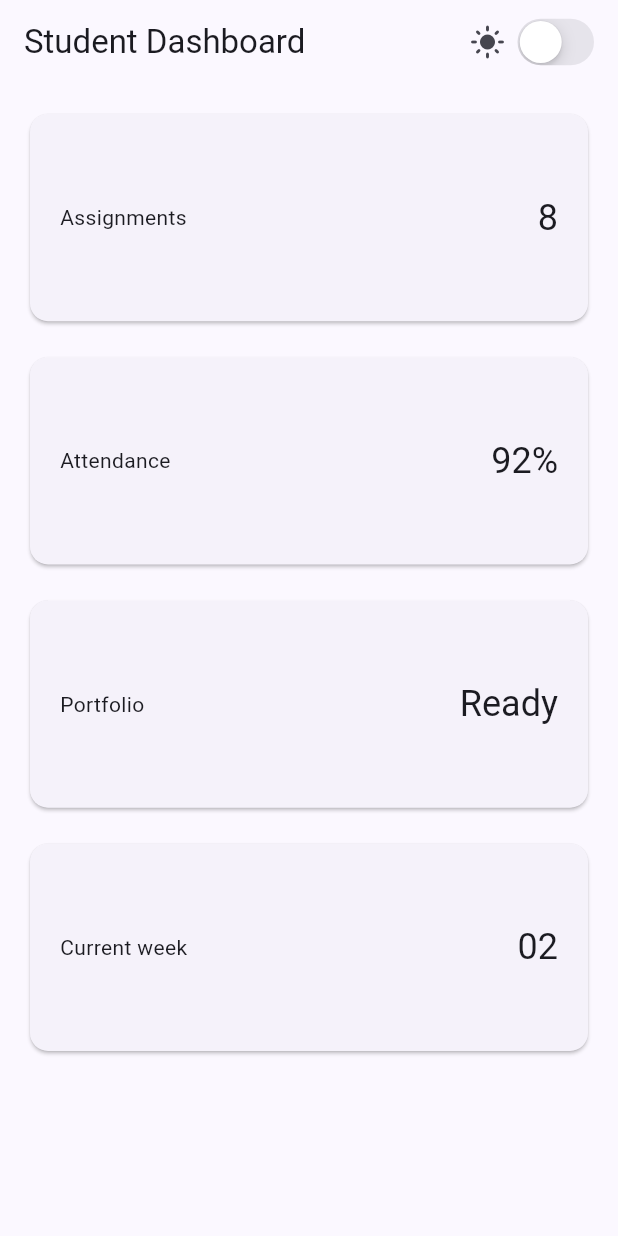
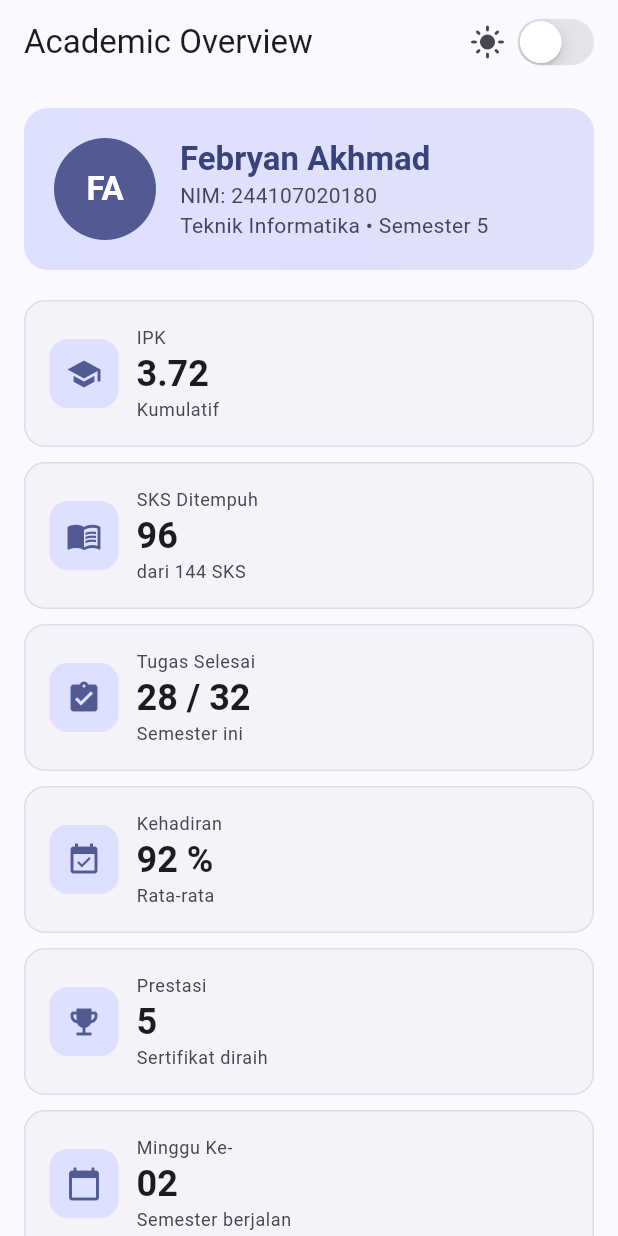
Before and after one commit to FebryanAkt/febryan-mobile-course, a Flutter app: the screen it shows after launch, on a phone screen of 412 x 824 dp. Run offline on Flutter 3.47's test engine with Material 3 defaults, Android fonts, the phone set to English and light mode, and no system bars.

Commit message:
tugas utama (mengembangkan halaman academic overview)

```diff
--- a/responsive_dashboard/lib/main.dart
+++ b/responsive_dashboard/lib/main.dart
@@ -5,7 +5,6 @@ void main() => runApp(const DashboardApp());
 
 class DashboardApp extends StatefulWidget {
   const DashboardApp({super.key});
-
   @override
   State<DashboardApp> createState() => _DashboardAppState();
 }
@@ -24,115 +23,161 @@ class _DashboardAppState extends State<DashboardApp> {
         colorSchemeSeed: Colors.indigo,
       ),
       themeMode: isDark ? ThemeMode.dark : ThemeMode.light,
-      home: DashboardPage(
+      home: _AcademicPage(
         isDark: isDark,
-        onDarkChanged: (value) => setState(() => isDark = value),
+        onToggle: (v) => setState(() => isDark = v),
       ),
     );
   }
 }
 
-class DashboardPage extends StatelessWidget {
-  const DashboardPage({
-    required this.isDark,
-    required this.onDarkChanged,
-    super.key,
-  });
+class _AcademicPage extends StatelessWidget {
+  const _AcademicPage({required this.isDark, required this.onToggle});
   final bool isDark;
-  final ValueChanged<bool> onDarkChanged;
+  final ValueChanged<bool> onToggle;
+
+  // Data kartu: [icon, judul, nilai, keterangan]
+  static const _cards = [
+    [Icons.school, 'IPK', '3.72', 'Kumulatif'],
+    [Icons.menu_book, 'SKS Ditempuh', '96', 'dari 144 SKS'],
+    [Icons.assignment_turned_in, 'Tugas Selesai', '28 / 32', 'Semester ini'],
+    [Icons.event_available, 'Kehadiran', '92 %', 'Rata-rata'],
+    [Icons.emoji_events, 'Prestasi', '5', 'Sertifikat diraih'],
+    [Icons.calendar_today, 'Minggu Ke-', '02', 'Semester berjalan'],
+  ];
+
+  Widget _buildCard(BuildContext context, List<Object> d) {
+    final cs = Theme.of(context).colorScheme;
+    final tt = Theme.of(context).textTheme;
+    return Semantics(
+      label: '${d[1]}: ${d[2]}, ${d[3]}',
+      readOnly: true,
+      child: Container(
+        decoration: BoxDecoration(
+          color: cs.surfaceContainerLow,
+          borderRadius: BorderRadius.circular(14),
+          border: Border.all(color: cs.outlineVariant.withValues(alpha: 0.5)),
+        ),
+        padding: const EdgeInsets.all(16),
+        child: ExcludeSemantics(
+          child: Row(children: [
+            Container(
+              width: 46, height: 46,
+              decoration: BoxDecoration(
+                color: cs.primaryContainer,
+                borderRadius: BorderRadius.circular(12),
+              ),
+              child: Icon(d[0] as IconData, color: cs.primary),
+            ),
+            const SizedBox(width: 12),
+            Expanded(
+              child: Column(
+                crossAxisAlignment: CrossAxisAlignment.start,
+                children: [
+                  Text(d[1] as String, style: tt.bodySmall?.copyWith(color: cs.onSurfaceVariant)),
+                  Text(d[2] as String, style: tt.headlineSmall?.copyWith(fontWeight: FontWeight.bold)),
+                  Text(d[3] as String, style: tt.bodySmall?.copyWith(color: cs.onSurfaceVariant)),
+                ],
+              ),
+            ),
+          ]),
+        ),
+      ),
+    );
+  }
 
   @override
   Widget build(BuildContext context) {
+    final cs = Theme.of(context).colorScheme;
+    final tt = Theme.of(context).textTheme;
+
     return Scaffold(
       appBar: AppBar(
-        title: Semantics(
-          header: true,
-          child: const Text('Student Dashboard'),
-        ),
+        title: Semantics(header: true, child: const Text('Academic Overview')),
         actions: [
           Semantics(
             label: 'Pengaturan mode gelap',
-            value: isDark ? 'Aktif' : 'Nonaktif',
             toggled: isDark,
-            child: Row(
+            child: Row(children: [
+              Icon(isDark ? Icons.dark_mode : Icons.light_mode,
+                  semanticLabel: isDark ? 'Mode gelap' : 'Mode terang'),
+              const SizedBox(width: 4),
+              CupertinoSwitch(value: isDark, onChanged: onToggle),
+              const SizedBox(width: 12),
+            ]),
+          ),
+        ],
+      ),
+      body: SingleChildScrollView(
+        padding: const EdgeInsets.all(16),
+        child: Column(
           children: [
-                Icon(
-                  isDark ? Icons.dark_mode : Icons.light_mode,
-                  semanticLabel: isDark ? 'Ikon mode gelap' : 'Ikon mode terang',
+            // ── Header profil ──
+            Semantics(
+              label: 'Profil: Febryan Akhmad, NIM 244107020180, Teknik Informatika, Semester 5',
+              child: Container(
+                decoration: BoxDecoration(
+                  gradient: LinearGradient(
+                    colors: [cs.primaryContainer, cs.secondaryContainer],
                   ),
-                const SizedBox(width: 4),
-                CupertinoSwitch(
-                  value: isDark,
-                  onChanged: onDarkChanged,
+                  borderRadius: BorderRadius.circular(16),
                 ),
-                const SizedBox(width: 12),
+                padding: const EdgeInsets.all(20),
+                child: ExcludeSemantics(
+                  child: Row(children: [
+                    CircleAvatar(
+                      radius: 34,
+                      backgroundColor: cs.primary,
+                      child: Text('FA', style: tt.titleLarge?.copyWith(
+                        color: cs.onPrimary, fontWeight: FontWeight.bold)),
+                    ),
+                    const SizedBox(width: 16),
+                    Expanded(
+                      child: Column(
+                        crossAxisAlignment: CrossAxisAlignment.start,
+                        children: [
+                          Text('Febryan Akhmad', style: tt.titleLarge?.copyWith(
+                            fontWeight: FontWeight.bold, color: cs.onPrimaryContainer)),
+                          Text('NIM: 244107020180', style: tt.bodyMedium?.copyWith(
+                            color: cs.onSecondaryContainer)),
+                          Text('Teknik Informatika • Semester 5', style: tt.bodyMedium?.copyWith(
+                            color: cs.onSecondaryContainer)),
                         ],
                       ),
                     ),
-        ],
+                  ]),
                 ),
-      body: LayoutBuilder(
-        builder: (context, constraints) {
-          // Breakpoint responsif:
-          // < 600: HP Portrait (1 kolom)
-          // 600 - 900: HP Landscape / Tablet Portrait (2 kolom)
-          // >= 900: Layar Desktop / Tablet Landscape (4 kolom)
-          final int columns;
-          if (constraints.maxWidth >= 900) {
-            columns = 4;
-          } else if (constraints.maxWidth >= 600) {
-            columns = 2;
-          } else {
-            columns = 1;
-          }
+              ),
+            ),
 
-          return GridView.count(
-            padding: const EdgeInsets.all(16),
-            crossAxisCount: columns,
-            crossAxisSpacing: 16,
-            mainAxisSpacing: 16,
-            childAspectRatio: 2.6,
-            children: const [
-              DashboardCard(title: 'Assignments', value: '8'),
-              DashboardCard(title: 'Attendance', value: '92%'),
-              DashboardCard(title: 'Portfolio', value: 'Ready'),
-              DashboardCard(title: 'Current week', value: '02'),
-            ],
-          );
-        },
-      ),
+            const SizedBox(height: 20),
+
+            // ── Kartu responsif: 1 kolom (sempit) / 2 kolom (lebar) ──
+            LayoutBuilder(builder: (context, box) {
+              final wide = box.maxWidth >= 600;
+              if (!wide) {
+                return Column(
+                  children: [for (final c in _cards) Padding(
+                    padding: const EdgeInsets.only(bottom: 10),
+                    child: _buildCard(context, c),
+                  )],
                 );
               }
-}
-
-class DashboardCard extends StatelessWidget {
-  const DashboardCard({required this.title, required this.value, super.key});
-  final String title;
-  final String value;
-
-  @override
-  Widget build(BuildContext context) {
-    return Semantics(
-      label: '$title: $value',
-      readOnly: true,
-      child: Card(
-        child: Padding(
-          padding: const EdgeInsets.all(20),
-          child: Row(
-            children: [
-              Expanded(
-                child: ExcludeSemantics(
-                  child: Text(title),
+              return Column(children: [
+                for (int i = 0; i < _cards.length; i += 2)
+                  Padding(
+                    padding: const EdgeInsets.only(bottom: 10),
+                    child: Row(children: [
+                      Expanded(child: _buildCard(context, _cards[i])),
+                      const SizedBox(width: 10),
+                      Expanded(child: i + 1 < _cards.length
+                          ? _buildCard(context, _cards[i + 1])
+                          : const SizedBox.shrink()),
+                    ]),
                   ),
-              ),
-              ExcludeSemantics(
-                child: Text(
-                  value,
-                  style: Theme.of(context).textTheme.headlineSmall,
-                ),
-              ),
+              ]);
+            }),
           ],
-          ),
         ),
       ),
     );
```
Also changed, not shown: 1 other file. Lines whose indentation alone changed are shown as unchanged.
